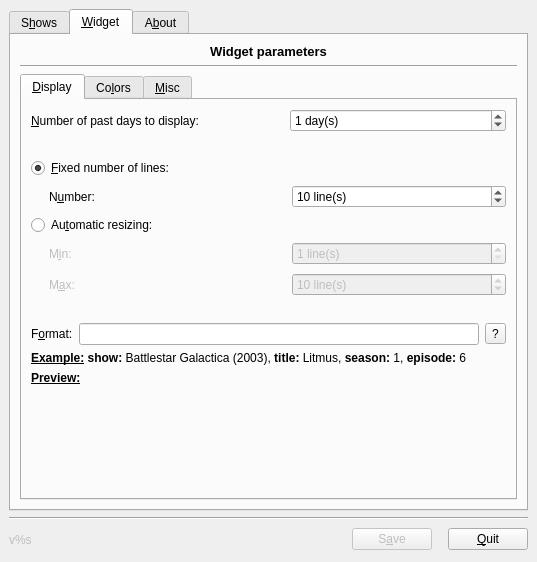
gilcn/nextshows, file nextShows/WorkFiles/ConfigGUI/NextShowsConfig.ui: the form before one commit.
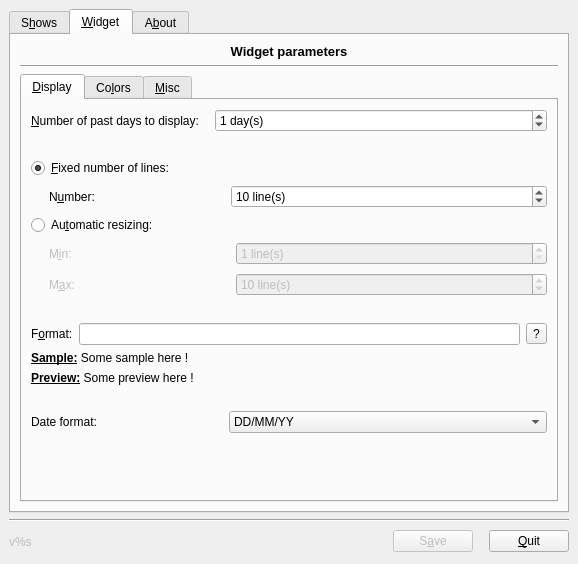
The form after the commit. The open tabs and pages were chosen to show the change. Icons and pictures are not drawn.

Commit message: GUI cleanup / Widgets sizePolicy change Preliminary work on a "Date Format" edit widget s/Example/Sample/

```diff
--- a/nextShows/WorkFiles/ConfigGUI/NextShowsConfig.ui
+++ b/nextShows/WorkFiles/ConfigGUI/NextShowsConfig.ui
@@ -6,8 +6,8 @@
    <rect>
     <x>0</x>
     <y>0</y>
-    <width>537</width>
-    <height>562</height>
+    <width>578</width>
+    <height>564</height>
    </rect>
   </property>
   <property name="windowTitle" >
@@ -38,7 +38,7 @@
    <item row="0" column="0" >
     <widget class="QTabWidget" name="tabWidget" >
      <property name="currentIndex" >
-      <number>2</number>
+      <number>1</number>
      </property>
      <widget class="QWidget" name="tabShows" >
       <attribute name="title" >
@@ -487,57 +487,7 @@
            <string>&amp;Display</string>
           </attribute>
           <layout class="QGridLayout" >
-           <property name="leftMargin" >
-            <number>9</number>
-           </property>
-           <property name="topMargin" >
-            <number>9</number>
-           </property>
-           <property name="rightMargin" >
-            <number>9</number>
-           </property>
-           <property name="bottomMargin" >
-            <number>9</number>
-           </property>
-           <property name="horizontalSpacing" >
-            <number>6</number>
-           </property>
-           <property name="verticalSpacing" >
-            <number>6</number>
-           </property>
-           <item row="7" column="0" >
-            <spacer>
-             <property name="orientation" >
-              <enum>Qt::Vertical</enum>
-             </property>
-             <property name="sizeType" >
-              <enum>QSizePolicy::Fixed</enum>
-             </property>
-             <property name="sizeHint" >
-              <size>
-               <width>20</width>
-               <height>20</height>
-              </size>
-             </property>
-            </spacer>
-           </item>
-           <item row="1" column="0" >
-            <spacer>
-             <property name="orientation" >
-              <enum>Qt::Vertical</enum>
-             </property>
-             <property name="sizeType" >
-              <enum>QSizePolicy::Fixed</enum>
-             </property>
-             <property name="sizeHint" >
-              <size>
-               <width>20</width>
-               <height>20</height>
-              </size>
-             </property>
-            </spacer>
-           </item>
-           <item row="6" column="0" >
+           <item row="0" column="0" >
             <layout class="QHBoxLayout" >
              <property name="spacing" >
               <number>6</number>
@@ -555,31 +505,12 @@
               <number>0</number>
              </property>
              <item>
-              <spacer>
-               <property name="orientation" >
-                <enum>Qt::Horizontal</enum>
-               </property>
-               <property name="sizeType" >
-                <enum>QSizePolicy::Fixed</enum>
-               </property>
-               <property name="sizeHint" >
-                <size>
-                 <width>18</width>
-                 <height>25</height>
-                </size>
-               </property>
-              </spacer>
-             </item>
-             <item>
-              <widget class="QLabel" name="lblMaxDispLines" >
-               <property name="enabled" >
-                <bool>false</bool>
-               </property>
+              <widget class="QLabel" name="lblNumPastDays" >
                <property name="text" >
-                <string>M&amp;ax:</string>
+                <string>&amp;Number of past days to display:</string>
                </property>
                <property name="buddy" >
-                <cstring>spinMaxDispLines</cstring>
+                <cstring>spinNumPastDays</cstring>
                </property>
               </widget>
              </item>
@@ -593,36 +524,52 @@
                </property>
                <property name="sizeHint" >
                 <size>
-                 <width>22</width>
+                 <width>10</width>
                  <height>20</height>
                 </size>
                </property>
               </spacer>
              </item>
              <item>
-              <widget class="QSpinBox" name="spinMaxDispLines" >
-               <property name="enabled" >
-                <bool>false</bool>
+              <widget class="QSpinBox" name="spinNumPastDays" >
+               <property name="sizePolicy" >
+                <sizepolicy vsizetype="Fixed" hsizetype="Expanding" >
+                 <horstretch>0</horstretch>
+                 <verstretch>0</verstretch>
+                </sizepolicy>
                </property>
                <property name="suffix" >
-                <string> line(s)</string>
+                <string> day(s)</string>
                </property>
                <property name="prefix" >
                 <string/>
                </property>
-               <property name="minimum" >
-                <number>2</number>
-               </property>
                <property name="maximum" >
-                <number>50</number>
+                <number>30</number>
                </property>
                <property name="value" >
-                <number>10</number>
+                <number>1</number>
                </property>
               </widget>
              </item>
             </layout>
            </item>
+           <item row="1" column="0" >
+            <spacer>
+             <property name="orientation" >
+              <enum>Qt::Vertical</enum>
+             </property>
+             <property name="sizeType" >
+              <enum>QSizePolicy::Fixed</enum>
+             </property>
+             <property name="sizeHint" >
+              <size>
+               <width>20</width>
+               <height>20</height>
+              </size>
+             </property>
+            </spacer>
+           </item>
            <item row="2" column="0" >
             <widget class="QRadioButton" name="radioDispFixedLines" >
              <property name="text" >
@@ -686,7 +633,7 @@
                </property>
                <property name="sizeHint" >
                 <size>
-                 <width>22</width>
+                 <width>130</width>
                  <height>20</height>
                 </size>
                </property>
@@ -694,6 +641,12 @@
              </item>
              <item>
               <widget class="QSpinBox" name="spinFixedDispLines" >
+               <property name="sizePolicy" >
+                <sizepolicy vsizetype="Fixed" hsizetype="Expanding" >
+                 <horstretch>0</horstretch>
+                 <verstretch>0</verstretch>
+                </sizepolicy>
+               </property>
                <property name="suffix" >
                 <string> line(s)</string>
                </property>
@@ -776,7 +729,7 @@
                </property>
                <property name="sizeHint" >
                 <size>
-                 <width>22</width>
+                 <width>158</width>
                  <height>20</height>
                 </size>
                </property>
@@ -787,6 +740,12 @@
                <property name="enabled" >
                 <bool>false</bool>
                </property>
+               <property name="sizePolicy" >
+                <sizepolicy vsizetype="Fixed" hsizetype="Expanding" >
+                 <horstretch>0</horstretch>
+                 <verstretch>0</verstretch>
+                </sizepolicy>
+               </property>
                <property name="suffix" >
                 <string> line(s)</string>
                </property>
@@ -806,7 +765,7 @@
              </item>
             </layout>
            </item>
-           <item row="0" column="0" >
+           <item row="6" column="0" >
             <layout class="QHBoxLayout" >
              <property name="spacing" >
               <number>6</number>
@@ -824,12 +783,31 @@
               <number>0</number>
              </property>
              <item>
-              <widget class="QLabel" name="lblNumPastDays" >
+              <spacer>
+               <property name="orientation" >
+                <enum>Qt::Horizontal</enum>
+               </property>
+               <property name="sizeType" >
+                <enum>QSizePolicy::Fixed</enum>
+               </property>
+               <property name="sizeHint" >
+                <size>
+                 <width>18</width>
+                 <height>25</height>
+                </size>
+               </property>
+              </spacer>
+             </item>
+             <item>
+              <widget class="QLabel" name="lblMaxDispLines" >
+               <property name="enabled" >
+                <bool>false</bool>
+               </property>
                <property name="text" >
-                <string>&amp;Number of past days to display:</string>
+                <string>M&amp;ax:</string>
                </property>
                <property name="buddy" >
-                <cstring>spinNumPastDays</cstring>
+                <cstring>spinMaxDispLines</cstring>
                </property>
               </widget>
              </item>
@@ -843,66 +821,58 @@
                </property>
                <property name="sizeHint" >
                 <size>
-                 <width>37</width>
+                 <width>155</width>
                  <height>20</height>
                 </size>
                </property>
               </spacer>
              </item>
              <item>
-              <widget class="QSpinBox" name="spinNumPastDays" >
+              <widget class="QSpinBox" name="spinMaxDispLines" >
+               <property name="enabled" >
+                <bool>false</bool>
+               </property>
+               <property name="sizePolicy" >
+                <sizepolicy vsizetype="Fixed" hsizetype="Expanding" >
+                 <horstretch>0</horstretch>
+                 <verstretch>0</verstretch>
+                </sizepolicy>
+               </property>
                <property name="suffix" >
-                <string> day(s)</string>
+                <string> line(s)</string>
                </property>
                <property name="prefix" >
                 <string/>
                </property>
+               <property name="minimum" >
+                <number>2</number>
+               </property>
                <property name="maximum" >
-                <number>30</number>
+                <number>50</number>
                </property>
                <property name="value" >
-                <number>1</number>
+                <number>10</number>
                </property>
               </widget>
              </item>
             </layout>
            </item>
-           <item row="11" column="0" >
+           <item row="7" column="0" >
             <spacer>
              <property name="orientation" >
               <enum>Qt::Vertical</enum>
              </property>
+             <property name="sizeType" >
+              <enum>QSizePolicy::Fixed</enum>
+             </property>
              <property name="sizeHint" >
               <size>
                <width>20</width>
-               <height>40</height>
+               <height>20</height>
               </size>
              </property>
             </spacer>
            </item>
-           <item row="10" column="0" >
-            <widget class="QLabel" name="lblFormatPreview" >
-             <property name="text" >
-              <string>&lt;html>&lt;head>&lt;meta name="qrichtext" content="1" />&lt;style type="text/css">
-p, li { white-space: pre-wrap; }
-&lt;/style>&lt;/head>&lt;body style=" font-family:'Sans Serif'; font-size:9pt; font-weight:400; font-style:normal; text-decoration:none;">
-&lt;p style=" margin-top:0px; margin-bottom:0px; margin-left:0px; margin-right:0px; -qt-block-indent:0; text-indent:0px;">&lt;span style=" font-weight:600; text-decoration: underline;">Preview:&lt;/span>&lt;/p>&lt;/body>&lt;/html></string>
-             </property>
-            </widget>
-           </item>
-           <item row="9" column="0" >
-            <widget class="QLabel" name="lblFormatExample" >
-             <property name="text" >
-              <string>&lt;html>&lt;head>&lt;meta name="qrichtext" content="1" />&lt;style type="text/css">
-p, li { white-space: pre-wrap; }
-&lt;/style>&lt;/head>&lt;body style=" font-family:'Sans Serif'; font-size:9pt; font-weight:400; font-style:normal; text-decoration:none;">
-&lt;p style=" margin-top:0px; margin-bottom:0px; margin-left:0px; margin-right:0px; -qt-block-indent:0; text-indent:0px;">&lt;span style=" font-weight:600; text-decoration: underline;">Example:&lt;/span> &lt;span style=" font-weight:600;">show:&lt;/span> Battlestar Galactica (2003), &lt;span style=" font-weight:600;">title:&lt;/span> Litmus, &lt;span style=" font-weight:600;">season:&lt;/span> 1, &lt;span style=" font-weight:600;">episode:&lt;/span> 6&lt;/p>&lt;/body>&lt;/html></string>
-             </property>
-             <property name="wordWrap" >
-              <bool>true</bool>
-             </property>
-            </widget>
-           </item>
            <item row="8" column="0" >
             <layout class="QHBoxLayout" >
              <property name="spacing" >
@@ -952,6 +922,109 @@
              </item>
             </layout>
            </item>
+           <item row="9" column="0" >
+            <widget class="QLabel" name="lblFormatSample" >
+             <property name="text" >
+              <string>&lt;u>&lt;b>Sample:&lt;/b>&lt;/u> Some sample here !</string>
+             </property>
+             <property name="wordWrap" >
+              <bool>true</bool>
+             </property>
+            </widget>
+           </item>
+           <item row="10" column="0" >
+            <widget class="QLabel" name="lblFormatPreview" >
+             <property name="text" >
+              <string>&lt;u>&lt;b>Preview:&lt;/b>&lt;/u> Some preview here !</string>
+             </property>
+            </widget>
+           </item>
+           <item row="11" column="0" >
+            <spacer>
+             <property name="orientation" >
+              <enum>Qt::Vertical</enum>
+             </property>
+             <property name="sizeType" >
+              <enum>QSizePolicy::Fixed</enum>
+             </property>
+             <property name="sizeHint" >
+              <size>
+               <width>20</width>
+               <height>20</height>
+              </size>
+             </property>
+            </spacer>
+           </item>
+           <item row="12" column="0" >
+            <layout class="QHBoxLayout" >
+             <item>
+              <widget class="QLabel" name="lblDateFormat" >
+               <property name="text" >
+                <string>Date format:</string>
+               </property>
+              </widget>
+             </item>
+             <item>
+              <spacer>
+               <property name="orientation" >
+                <enum>Qt::Horizontal</enum>
+               </property>
+               <property name="sizeType" >
+                <enum>QSizePolicy::Fixed</enum>
+               </property>
+               <property name="sizeHint" >
+                <size>
+                 <width>126</width>
+                 <height>20</height>
+                </size>
+               </property>
+              </spacer>
+             </item>
+             <item>
+              <widget class="QComboBox" name="comboBox" >
+               <property name="sizePolicy" >
+                <sizepolicy vsizetype="Fixed" hsizetype="Expanding" >
+                 <horstretch>0</horstretch>
+                 <verstretch>0</verstretch>
+                </sizepolicy>
+               </property>
+               <item>
+                <property name="text" >
+                 <string>DD/MM/YY</string>
+                </property>
+               </item>
+               <item>
+                <property name="text" >
+                 <string>MM/DD/YY</string>
+                </property>
+               </item>
+               <item>
+                <property name="text" >
+                 <string>YY/MM/DD</string>
+                </property>
+               </item>
+               <item>
+                <property name="text" >
+                 <string>YY/DD/MM</string>
+                </property>
+               </item>
+              </widget>
+             </item>
+            </layout>
+           </item>
+           <item row="13" column="0" >
+            <spacer>
+             <property name="orientation" >
+              <enum>Qt::Vertical</enum>
+             </property>
+             <property name="sizeHint" >
+              <size>
+               <width>516</width>
+               <height>61</height>
+              </size>
+             </property>
+            </spacer>
+           </item>
           </layout>
          </widget>
          <widget class="QWidget" name="tabColors" >
@@ -1054,8 +1127,30 @@
                   </property>
                  </widget>
                 </item>
+                <item>
+                 <spacer>
+                  <property name="orientation" >
+                   <enum>Qt::Horizontal</enum>
+                  </property>
+                  <property name="sizeType" >
+                   <enum>QSizePolicy::Fixed</enum>
+                  </property>
+                  <property name="sizeHint" >
+                   <size>
+                    <width>18</width>
+                    <height>20</height>
+                   </size>
+                  </property>
+                 </spacer>
+                </item>
                 <item>
                  <widget class="QSpinBox" name="spinColorsSingleDay" >
+                  <property name="sizePolicy" >
+                   <sizepolicy vsizetype="Fixed" hsizetype="Expanding" >
+                    <horstretch>0</horstretch>
+                    <verstretch>0</verstretch>
+                   </sizepolicy>
+                  </property>
                   <property name="minimum" >
                    <number>-99</number>
                   </property>
@@ -1116,11 +1211,33 @@
                   </property>
                  </widget>
                 </item>
+                <item>
+                 <spacer>
+                  <property name="orientation" >
+                   <enum>Qt::Horizontal</enum>
+                  </property>
+                  <property name="sizeType" >
+                   <enum>QSizePolicy::Fixed</enum>
+                  </property>
+                  <property name="sizeHint" >
+                   <size>
+                    <width>10</width>
+                    <height>20</height>
+                   </size>
+                  </property>
+                 </spacer>
+                </item>
                 <item>
                  <widget class="QSpinBox" name="spinColorsFrom" >
                   <property name="enabled" >
                    <bool>false</bool>
                   </property>
+                  <property name="sizePolicy" >
+                   <sizepolicy vsizetype="Fixed" hsizetype="Expanding" >
+                    <horstretch>0</horstretch>
+                    <verstretch>0</verstretch>
+                   </sizepolicy>
+                  </property>
                   <property name="minimum" >
                    <number>-99</number>
                   </property>
@@ -1180,11 +1297,33 @@
                   </property>
                  </widget>
                 </item>
+                <item>
+                 <spacer>
+                  <property name="orientation" >
+                   <enum>Qt::Horizontal</enum>
+                  </property>
+                  <property name="sizeType" >
+                   <enum>QSizePolicy::Fixed</enum>
+                  </property>
+                  <property name="sizeHint" >
+                   <size>
+                    <width>28</width>
+                    <height>20</height>
+                   </size>
+                  </property>
+                 </spacer>
+                </item>
                 <item>
                  <widget class="QSpinBox" name="spinColorsTo" >
                   <property name="enabled" >
                    <bool>false</bool>
                   </property>
+                  <property name="sizePolicy" >
+                   <sizepolicy vsizetype="Fixed" hsizetype="Expanding" >
+                    <horstretch>0</horstretch>
+                    <verstretch>0</verstretch>
+                   </sizepolicy>
+                  </property>
                   <property name="minimum" >
                    <number>-98</number>
                   </property>
@@ -1579,8 +1718,30 @@
                  </property>
                 </widget>
                </item>
+               <item>
+                <spacer>
+                 <property name="orientation" >
+                  <enum>Qt::Horizontal</enum>
+                 </property>
+                 <property name="sizeType" >
+                  <enum>QSizePolicy::Fixed</enum>
+                 </property>
+                 <property name="sizeHint" >
+                  <size>
+                   <width>10</width>
+                   <height>20</height>
+                  </size>
+                 </property>
+                </spacer>
+               </item>
                <item>
                 <widget class="QSpinBox" name="spinCacheExpiration" >
+                 <property name="sizePolicy" >
+                  <sizepolicy vsizetype="Fixed" hsizetype="Expanding" >
+                   <horstretch>0</horstretch>
+                   <verstretch>0</verstretch>
+                  </sizepolicy>
+                 </property>
                  <property name="suffix" >
                   <string> day(s)</string>
                  </property>
@@ -1624,6 +1785,22 @@
                  </property>
                 </widget>
                </item>
+               <item>
+                <spacer>
+                 <property name="orientation" >
+                  <enum>Qt::Horizontal</enum>
+                 </property>
+                 <property name="sizeType" >
+                  <enum>QSizePolicy::Fixed</enum>
+                 </property>
+                 <property name="sizeHint" >
+                  <size>
+                   <width>94</width>
+                   <height>20</height>
+                  </size>
+                 </property>
+                </spacer>
+               </item>
                <item>
                 <widget class="QLineEdit" name="leditBrowser" >
                  <property name="text" >
```
The commit also changes 1 other file.
